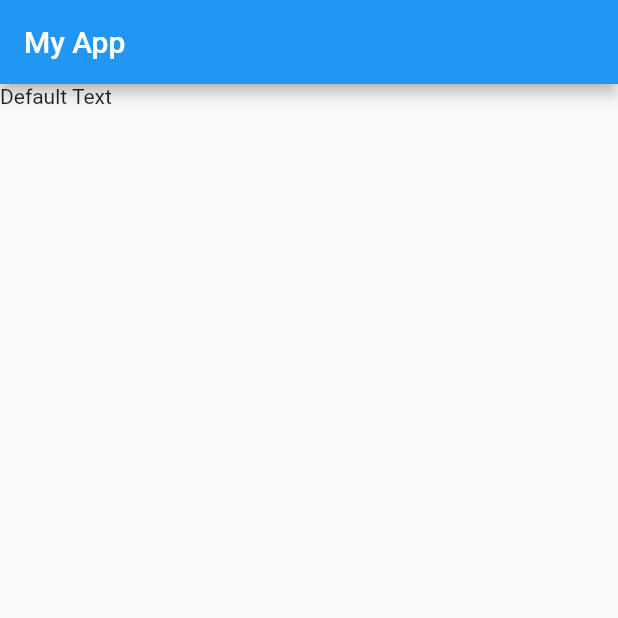
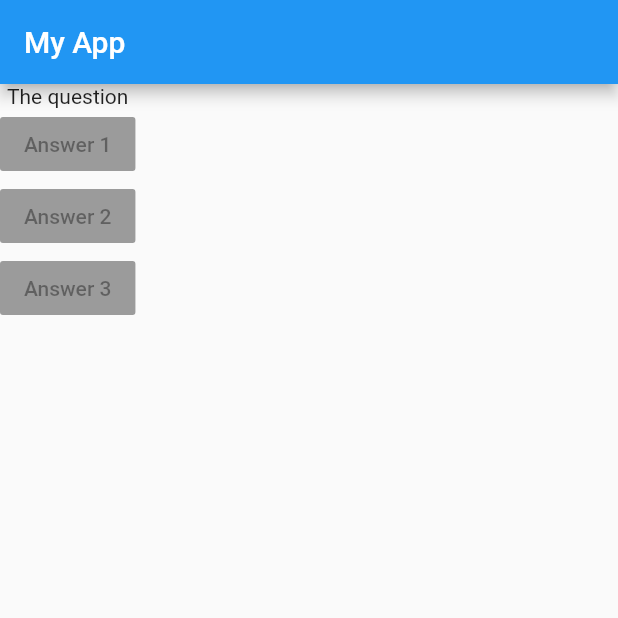
Before and after one commit to Bissmer/QuizApp, a Flutter app: the screen it shows after launch, on a phone screen of 412 x 824 dp, the top half of it. Run offline on Flutter 3.47's test engine with Material 2 defaults, Android fonts, the phone set to English and light mode, and no system bars.

Commit message:
Added buttons

```diff
--- a/lib/main.dart
+++ b/lib/main.dart
@@ -5,12 +5,32 @@ void main() => runApp(MyApp());
 class MyApp extends StatelessWidget {
   @override
   Widget build(BuildContext context) {
+    var questions = [
+      'What\'s your favorite color?',
+      'What\'s your favorite game?',
+    ];
     return MaterialApp(
       home: Scaffold(
         appBar: AppBar(
           title: Text("My App"),
         ),
-        body: Text("Default Text"),
+        body: Column(
+          children: [
+            Text('The question'),
+            RaisedButton(
+              child: Text('Answer 1'),
+              onPressed: null,
+            ),
+            RaisedButton(
+              child: Text('Answer 2'),
+              onPressed: null,
+            ),
+            RaisedButton(
+              child: Text('Answer 3'),
+              onPressed: null,
+            ),
+          ],
+        ),
       ),
     );
   }
```
